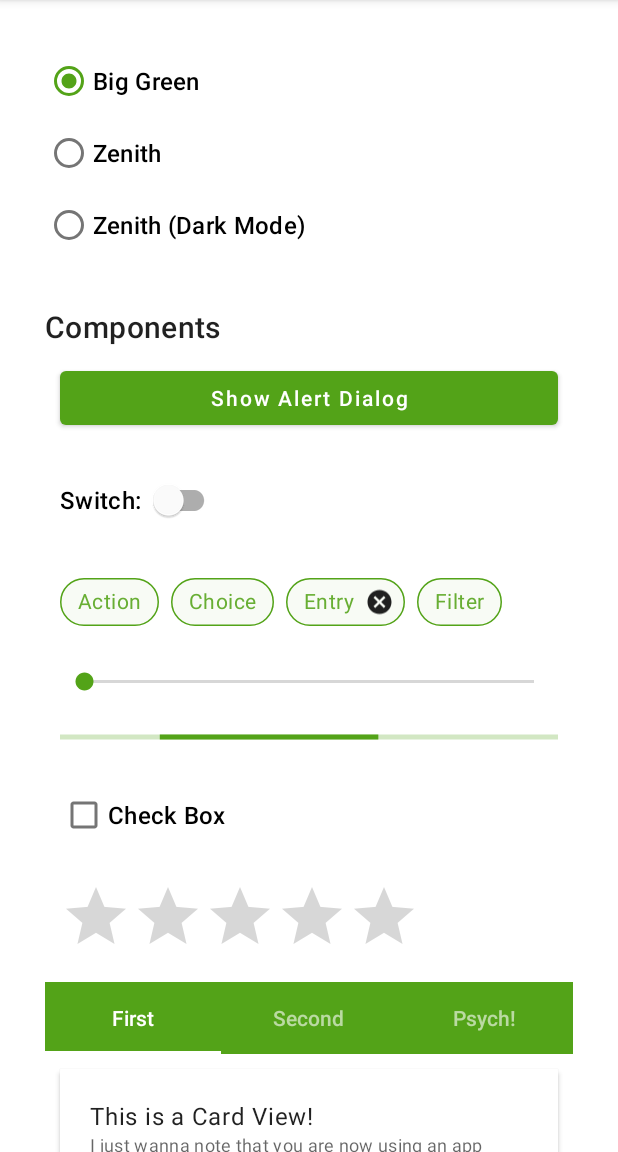
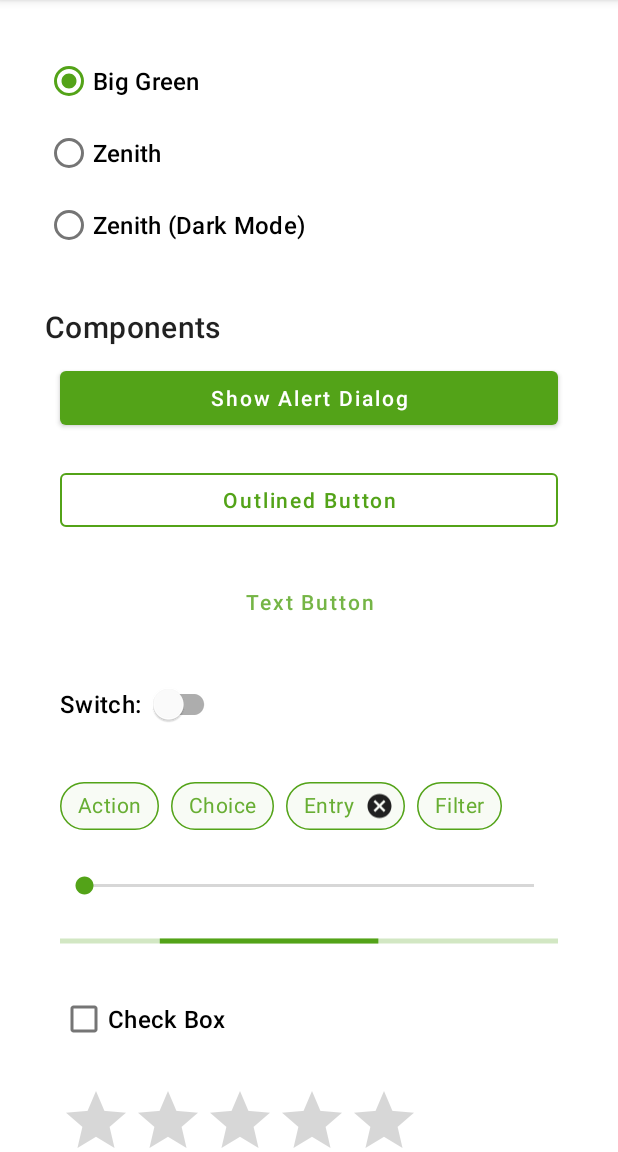
Before and after one commit to johnpaulmckean/DesignSystemTheme, an Android app: the screen it shows after launch (MainActivity), on a phone screen of 412 x 824 dp, the part 84-1236 px from its top. Run offline under Robolectric (Android 15) with nearby library versions, the phone set to English and light mode, and no system bars.

Commit message:
Added Two Button Examples
- Renamed color state list files
- Created ripple for button

```diff
--- /dev/null
+++ b/app/src/main/res/color/background_color_secondary_state_list.xml
@@ -0,0 +1,9 @@
+<?xml version="1.0" encoding="utf-8"?>
+<selector xmlns:android="http://schemas.android.com/apk/res/android">
+  <!-- 8% + 8% opacity -->
+  <item android:alpha="0.88" android:color="?attr/colorSecondary" android:state_enabled="true" android:state_selected="true"/>
+  <item android:alpha="0.88" android:color="?attr/colorSecondary" android:state_enabled="true" android:state_checked="true"/>
+  <!-- 12% of 87% opacity -->
+  <item android:alpha="0.04" android:color="?attr/colorSecondary" android:state_enabled="true"/>
+  <item android:alpha="0.06" android:color="?attr/colorSecondary"/>
+</selector>
--- a/app/src/main/res/color/color_secondary_state_list.xml
+++ b/app/src/main/res/color/color_secondary_state_list.xml
@@ -1,9 +1,6 @@
 <?xml version="1.0" encoding="utf-8"?>
 <selector xmlns:android="http://schemas.android.com/apk/res/android">
-  <!-- 8% + 8% opacity -->
-  <item android:alpha="0.88" android:color="?attr/colorSecondary" android:state_enabled="true" android:state_selected="true"/>
-  <item android:alpha="0.88" android:color="?attr/colorSecondary" android:state_enabled="true" android:state_checked="true"/>
-  <!-- 12% of 87% opacity -->
-  <item android:alpha="0.04" android:color="?attr/colorSecondary" android:state_enabled="true"/>
-  <item android:alpha="0.06" android:color="?attr/colorSecondary"/>
+  <item android:alpha="1.0" android:color="?attr/colorSecondary" android:state_enabled="true" android:state_pressed="true"/>
+  <item android:alpha="0.8" android:color="?attr/colorSecondary" android:state_enabled="true"/>
+  <item android:alpha="0.5" android:color="?attr/colorSecondary"/>
 </selector>
--- /dev/null
+++ b/app/src/main/res/color/mtrl_btn_text_btn_ripple_color_secondary.xml
@@ -0,0 +1,10 @@
+<?xml version="1.0" encoding="utf-8"?>
+<selector xmlns:android="http://schemas.android.com/apk/res/android">
+
+  <item android:alpha="@dimen/mtrl_low_ripple_pressed_alpha" android:color="?attr/colorSecondary" android:state_pressed="true"/>
+  <item android:alpha="@dimen/mtrl_low_ripple_focused_alpha" android:color="?attr/colorSecondary" android:state_focused="true" android:state_hovered="true"/>
+  <item android:alpha="@dimen/mtrl_low_ripple_focused_alpha" android:color="?attr/colorSecondary" android:state_focused="true"/>
+  <item android:alpha="@dimen/mtrl_low_ripple_hovered_alpha" android:color="?attr/colorSecondary" android:state_hovered="true"/>
+  <item android:alpha="@dimen/mtrl_low_ripple_default_alpha" android:color="?attr/colorSecondary"/>
+
+</selector>
--- a/app/src/main/res/layout/activity_main.xml
+++ b/app/src/main/res/layout/activity_main.xml
@@ -49,10 +49,27 @@
 
       <Button
           android:id="@+id/showDialogButton"
+          style="?attr/materialButtonStyle"
           android:layout_width="match_parent"
           android:layout_height="wrap_content"
           android:layout_margin="10dp"
           android:text="Show Alert Dialog"/>
+
+      <Button
+          android:id="@+id/exampleOutlinedButton"
+          style="?attr/materialButtonOutlinedStyle"
+          android:layout_width="match_parent"
+          android:layout_height="wrap_content"
+          android:layout_margin="10dp"
+          android:text="Outlined Button"/>
+
+      <Button
+          android:id="@+id/exampleTextButton"
+          style="?attr/borderlessButtonStyle"
+          android:layout_width="match_parent"
+          android:layout_height="wrap_content"
+          android:layout_margin="10dp"
+          android:text="Text Button"/>
 
       <com.google.android.material.switchmaterial.SwitchMaterial
           android:layout_width="wrap_content"
--- a/app/src/main/res/values/styles.xml
+++ b/app/src/main/res/values/styles.xml
@@ -5,8 +5,17 @@
     <item name="android:textAllCaps">false</item>
   </style>
 
-  <style name="Component.Widget.TextButton" parent="Widget.MaterialComponents.Button.TextButton.Dialog">
+  <style name="Component.Widget.Button.Text" parent="Widget.MaterialComponents.Button.TextButton">
     <item name="android:textAllCaps">false</item>
+    <item name="rippleColor">@null</item>
+    <item name="android:textColor">@color/color_secondary_state_list</item>
+  </style>
+
+  <style name="Component.Widget.Button.Outlined" parent="Widget.MaterialComponents.Button.OutlinedButton">
+    <item name="android:textAllCaps">false</item>
+    <item name="strokeColor">?attr/colorSecondary</item>
+    <item name="rippleColor">@color/mtrl_btn_text_btn_ripple_color_secondary</item>
+    <item name="android:textColor">?attr/colorSecondary</item>
   </style>
 
   <style name="Component.Widget.Switch" parent="@style/Widget.MaterialComponents.CompoundButton.Switch">
@@ -31,7 +40,7 @@
 
   <style name="Component.Widget.Chip" parent="@style/Base.Widget.MaterialComponents.Chip">
     <item name="chipSurfaceColor">?attr/colorSurface</item>
-    <item name="chipBackgroundColor">@color/color_secondary_state_list</item>
+    <item name="chipBackgroundColor">@color/background_color_secondary_state_list</item>
     <item name="chipStrokeColor">?attr/colorSecondary</item>
     <item name="chipStrokeWidth">1dp</item>
     <item name="rippleColor">?attr/colorSecondary</item>
--- a/app/src/main/res/values/theme_base_dark.xml
+++ b/app/src/main/res/values/theme_base_dark.xml
@@ -35,6 +35,8 @@
     <!--Component styles-->
     <item name="materialAlertDialogTheme">@style/Component.Dialog.Alert</item>
     <item name="materialButtonStyle">@style/Component.Widget.Button</item>
+    <item name="borderlessButtonStyle">@style/Component.Widget.Button.Text</item>
+    <item name="materialButtonOutlinedStyle">@style/Component.Widget.Button.Outlined</item>
     <item name="bottomSheetDialogTheme">@style/ThemeOverlay.MyTheme.BottomSheetDialog</item>
     <item name="navigationViewStyle">@style/Widget.MyTheme.NavigationView</item>
     <item name="radioButtonStyle">@style/Component.Widget.RadioButton</item>
--- a/app/src/main/res/values/theme_base_light.xml
+++ b/app/src/main/res/values/theme_base_light.xml
@@ -35,6 +35,8 @@
     <!--Component styles-->
     <item name="materialAlertDialogTheme">@style/Component.Dialog.Alert</item>
     <item name="materialButtonStyle">@style/Component.Widget.Button</item>
+    <item name="borderlessButtonStyle">@style/Component.Widget.Button.Text</item>
+    <item name="materialButtonOutlinedStyle">@style/Component.Widget.Button.Outlined</item>
     <item name="bottomSheetDialogTheme">@style/ThemeOverlay.MyTheme.BottomSheetDialog</item>
     <item name="navigationViewStyle">@style/Widget.MyTheme.NavigationView</item>
     <item name="radioButtonStyle">@style/Component.Widget.RadioButton</item>
--- a/app/src/main/res/values/theme_base_light_dark.xml
+++ b/app/src/main/res/values/theme_base_light_dark.xml
@@ -35,6 +35,8 @@
     <!--Component styles-->
     <item name="materialAlertDialogTheme">@style/Component.Dialog.Alert</item>
     <item name="materialButtonStyle">@style/Component.Widget.Button</item>
+    <item name="borderlessButtonStyle">@style/Component.Widget.Button.Text</item>
+    <item name="materialButtonOutlinedStyle">@style/Component.Widget.Button.Outlined</item>
     <item name="bottomSheetDialogTheme">@style/ThemeOverlay.MyTheme.BottomSheetDialog</item>
     <item name="navigationViewStyle">@style/Widget.MyTheme.NavigationView</item>
     <item name="radioButtonStyle">@style/Component.Widget.RadioButton</item>
```
Also changed, not shown: 1 other file.
